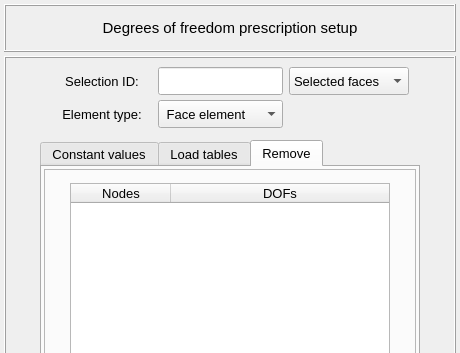
Above: vibra/interface/data/ui_files/model/setup/structural/prescribed_dofs_input.ui from MOPT-UFSC/VIBRA before the change; both pictures show x 0 to 460 and y 0 to 353 of the 460 by 520 pixel window. Below: the same form after it.
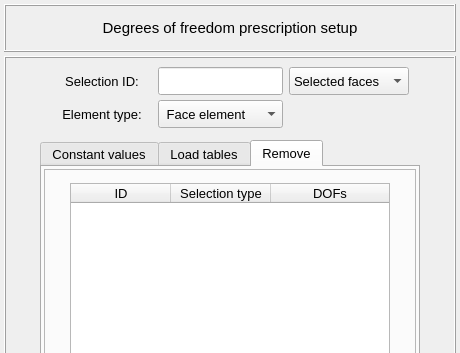
That is the form after the change. The open tabs and pages were chosen to show the change.

Patch:
```diff
--- a/vibra/interface/data/ui_files/model/setup/structural/prescribed_dofs_input.ui
+++ b/vibra/interface/data/ui_files/model/setup/structural/prescribed_dofs_input.ui
@@ -2292,7 +2292,15 @@
                   </attribute>
                   <column>
                    <property name="text">
-                    <string>Nodes</string>
+                    <string>ID</string>
+                   </property>
+                   <property name="textAlignment">
+                    <set>AlignCenter</set>
+                   </property>
+                  </column>
+                  <column>
+                   <property name="text">
+                    <string>Selection type</string>
                    </property>
                    <property name="textAlignment">
                     <set>AlignCenter</set>
```
Left out of the diff: 24 changed lines with no effect on the pictures.
